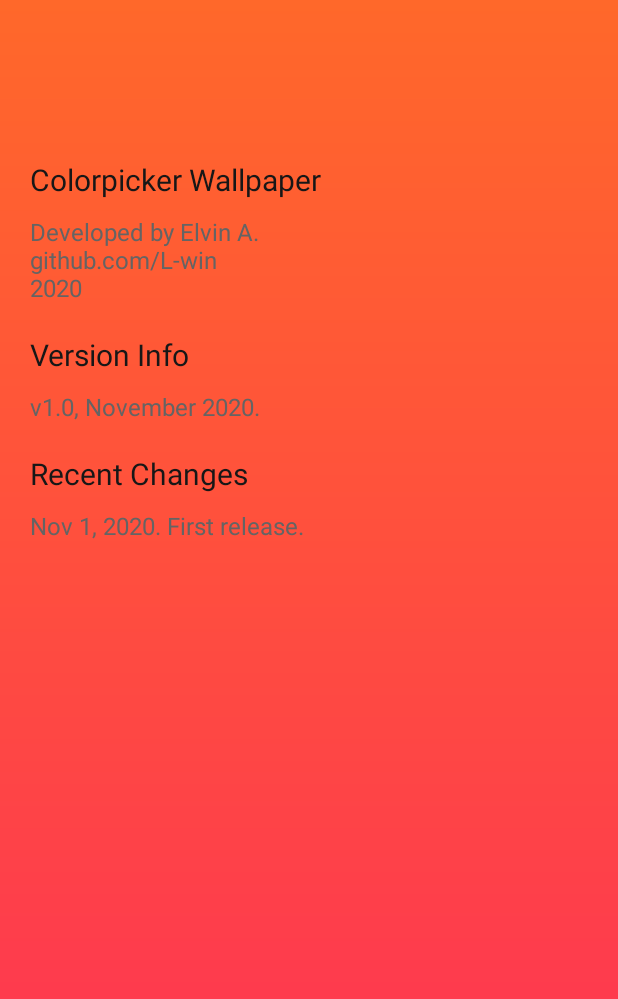
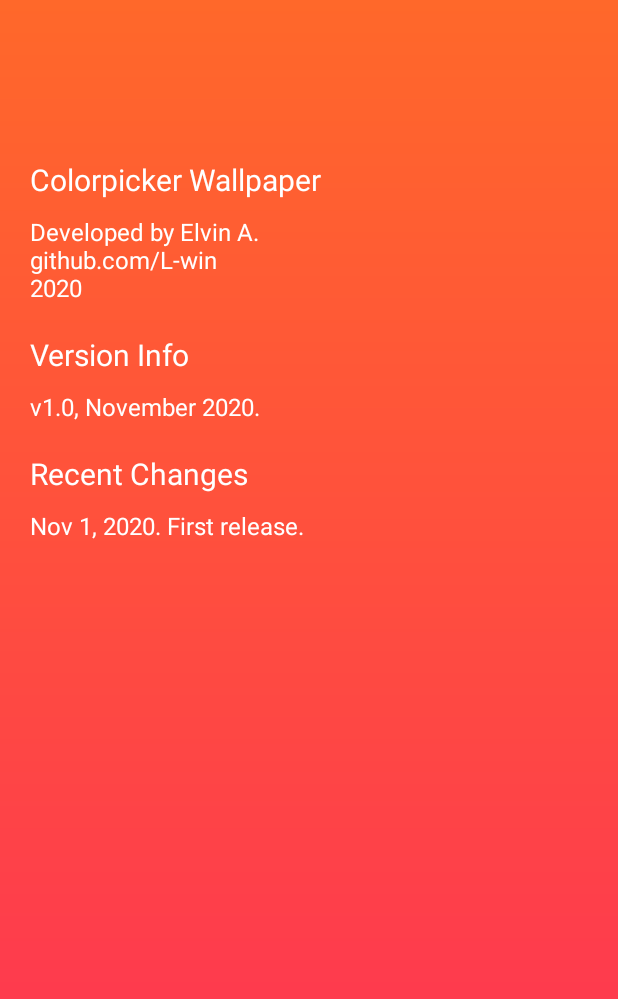
Before and after one commit to L-win/ColorpickerWallpaper, an Android app: the layout activity_about.xml on its own in the app's theme, with its tools: preview values and no code run, on a phone screen of 412 x 824 dp. Shown: the top 999 px of the screen. Run offline under Robolectric (Android 15) with nearby library versions, the phone set to English and light mode, and no system bars.

Commit message:
update ui

```diff
--- a/app/src/main/java/com/elvina/colorpickerwallpaper/AboutActivity.java
+++ b/app/src/main/java/com/elvina/colorpickerwallpaper/AboutActivity.java
@@ -17,5 +17,6 @@ public class AboutActivity extends AppCompatActivity {
         setSupportActionBar(toolbar);
         setTitle("About");
         getSupportActionBar().setDisplayHomeAsUpEnabled(true);
+        getSupportActionBar().setDisplayShowTitleEnabled(false);
     }
 }
--- a/app/src/main/java/com/elvina/colorpickerwallpaper/MainActivity.java
+++ b/app/src/main/java/com/elvina/colorpickerwallpaper/MainActivity.java
@@ -44,6 +44,7 @@ public class MainActivity extends AppCompatActivity {
         // SET TOOLBAR
         Toolbar toolbar = findViewById(R.id.toolbar);
         setSupportActionBar(toolbar);
+        getSupportActionBar().setDisplayShowTitleEnabled(false);
         setTitle("Colorpicker Wallpaper");
 
         // PREPARE VIEWS
--- /dev/null
+++ b/app/src/main/res/drawable/ic_baseline_arrow_back_ios_24.xml
@@ -0,0 +1,5 @@
+<vector android:height="24dp" android:tint="#FFFFFF"
+    android:viewportHeight="24" android:viewportWidth="24"
+    android:width="24dp" xmlns:android="http://schemas.android.com/apk/res/android">
+    <path android:fillColor="@android:color/white" android:pathData="M11.67,3.87L9.9,2.1 0,12l9.9,9.9 1.77,-1.77L3.54,12z"/>
+</vector>
--- a/app/src/main/res/values/colors.xml
+++ b/app/src/main/res/values/colors.xml
@@ -11,6 +11,6 @@
 
     <color name="appBackground">#ff6a28</color>
 
-    <color name="aboutTextMain">#171717</color>
-    <color name="aboutTetxtSecond">#656464</color>
+    <color name="aboutTextMain">#FFFFFF</color>
+    <color name="aboutTetxtSecond">#FFFFFF</color>
 </resources>
--- a/app/src/main/res/values/strings.xml
+++ b/app/src/main/res/values/strings.xml
@@ -1,3 +1,3 @@
 <resources>
-    <string name="app_name">ColorPicker Wallpaper</string>
+    <string name="app_name">Colorpicker Wallpaper</string>
 </resources>
--- a/app/src/main/res/values/styles.xml
+++ b/app/src/main/res/values/styles.xml
@@ -7,5 +7,6 @@
         <item name="colorAccent">@color/teal_700</item>
         <item name="android:windowTranslucentStatus">true</item>
         <item name="android:windowTranslucentNavigation">true</item>
+        <item name="android:homeAsUpIndicator">@drawable/ic_baseline_arrow_back_ios_24</item>
     </style>
 </resources>
```
